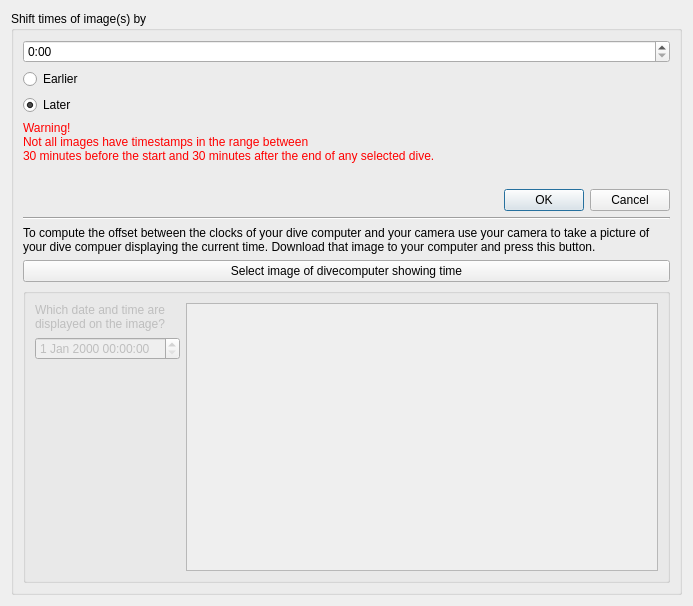
Old version of the form qt-ui/shiftimagetimes.ui in the repository subsurface/subsurface.
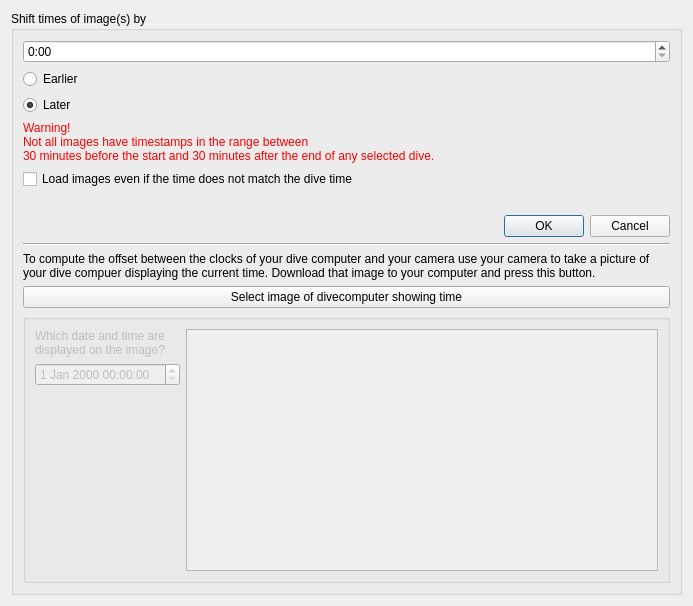
New version of the form. Icons and pictures are not drawn.

Commit message:
Add checkbox to force images to match dives
Give the user the possibility to attach images to a dive even
when the times do not match

The edit to the form file:
```diff
--- a/qt-ui/shiftimagetimes.ui
+++ b/qt-ui/shiftimagetimes.ui
@@ -131,6 +131,13 @@
         </property>
        </widget>
       </item>
+      <item>
+       <widget class="QCheckBox" name="matchAllImages">
+        <property name="text">
+         <string>Load images even if the time does not match the dive time</string>
+        </property>
+       </widget>
+      </item>
       <item>
        <widget class="QLabel" name="invalidLabel">
         <property name="styleSheet">
```
The commit also changes 5 other files.
